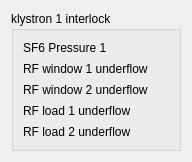
This is src/widgets/klystron1ictk.ui in srgblnch/LinacGUI as Qt 5 draws it before an edit. The edited form follows.
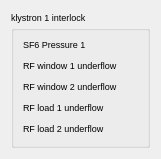
This is the edited form. Custom widgets are drawn as their Qt base class.

Commit message: changes in the font size and the subwidget compact to fix visualization issues

Diff of the .ui file:
```diff
--- a/src/widgets/klystron1ictk.ui
+++ b/src/widgets/klystron1ictk.ui
@@ -6,7 +6,7 @@
    <rect>
     <x>0</x>
     <y>0</y>
-    <width>183</width>
+    <width>155</width>
     <height>144</height>
    </rect>
   </property>
@@ -16,6 +16,11 @@
   <layout class="QGridLayout" name="gridLayout">
    <item row="0" column="0">
     <widget class="TaurusGroupBox" name="ictkGroup">
+     <property name="font">
+      <font>
+       <pointsize>7</pointsize>
+      </font>
+     </property>
      <property name="title">
       <string>klystron 1 interlock</string>
      </property>
```
The commit also changes 23 other files.
